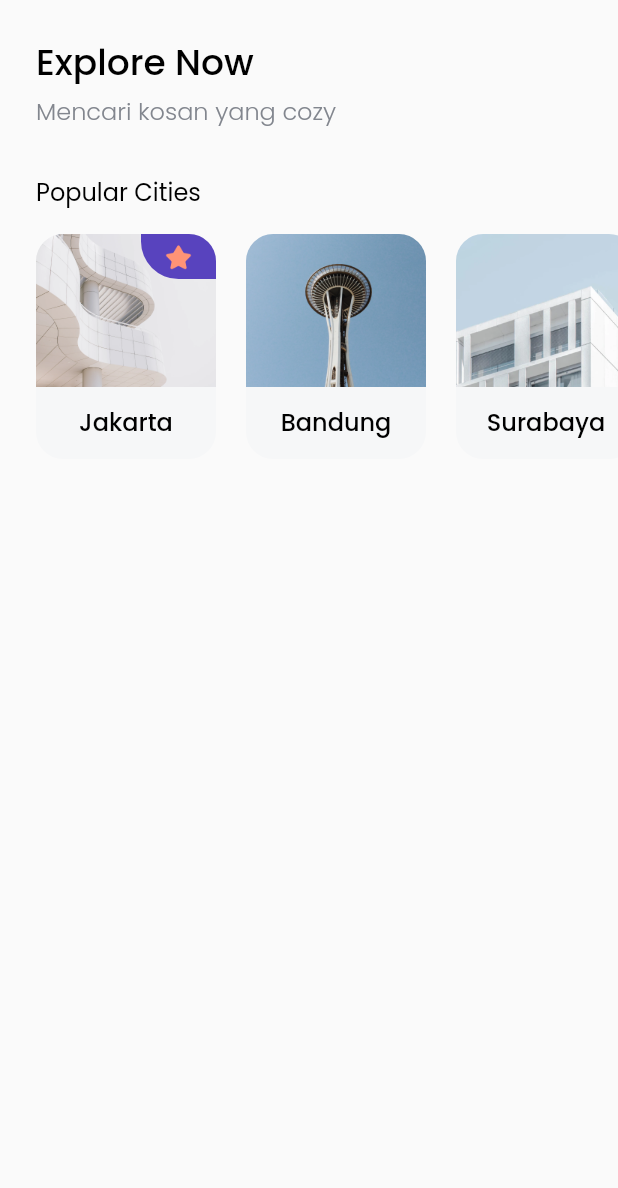
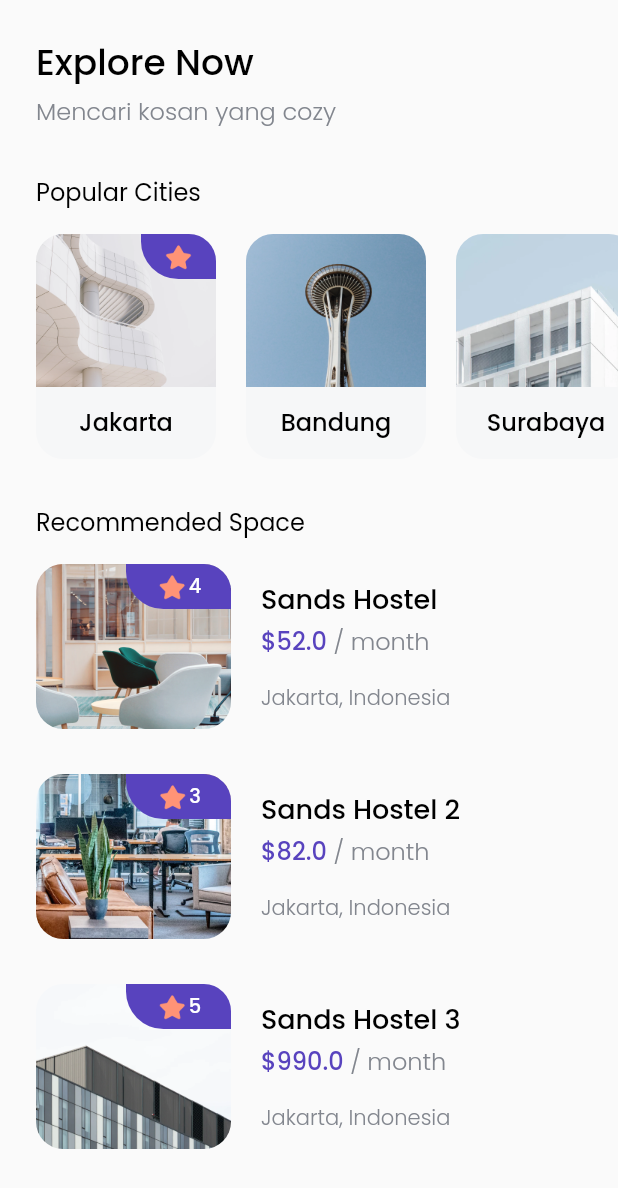
Before and after one commit to arisandi95/flutter_bwa_cozy, a Flutter app: the screen it shows after launch, after a tap on "Explore Now", on a phone screen of 412 x 824 dp. Shown: the top 1188 px of the screen. Run offline on Flutter 3.47's test engine with Material 2 defaults, Android fonts, the phone set to English and light mode, and no system bars; our stand-ins replace google_fonts.

Commit message:
tips guidance

```diff
--- /dev/null
+++ b/lib/models/space.dart
@@ -0,0 +1,19 @@
+class Space{
+  final int id;
+  final String name;
+  final String imageUrl;
+  final double price;
+  final String city;
+  final String country;
+  final int rating;
+
+  Space({
+    required this.id,
+    required this.name,
+    required this.imageUrl,
+    required this.price,
+    required this.city,
+    required this.country,
+    required this.rating
+  });
+}
--- /dev/null
+++ b/lib/models/tips.dart
@@ -0,0 +1,13 @@
+class Tips{
+  final int id;
+  final String title;
+  final String imageUrl;
+  final String updatedAt;
+
+  Tips({
+    required this.id,
+    required this.title,
+    required this.imageUrl,
+    required this.updatedAt,
+  });
+}
--- a/lib/pages/home_page.dart
+++ b/lib/pages/home_page.dart
@@ -1,7 +1,11 @@
 import 'package:flutter/material.dart';
 import 'package:flutter_bwa_cozy/models/city.dart';
+import 'package:flutter_bwa_cozy/models/space.dart';
+import 'package:flutter_bwa_cozy/models/tips.dart';
 import 'package:flutter_bwa_cozy/theme.dart';
 import 'package:flutter_bwa_cozy/widgets/city_card.dart';
+import 'package:flutter_bwa_cozy/widgets/space_card.dart';
+import 'package:flutter_bwa_cozy/widgets/tips_card.dart';
 
 class HomePage extends StatelessWidget {
   const HomePage({Key? key}) : super(key: key);
@@ -10,10 +14,12 @@
   Widget build(BuildContext context) {
     return Scaffold(
       body: SafeArea(
+          bottom: false,
           child: Padding(
             padding: EdgeInsets.symmetric(vertical: edge),
             child: ListView(
               children: [
+                // NOTE : TITLE / HEADER
                 Padding(
                   padding: EdgeInsets.only(left: edge),
                   child: Text(
@@ -38,6 +44,9 @@
                 SizedBox(
                   height: 30,
                 ),
+
+
+                // NOTE : POPULAR CITY
                 Padding(
                   padding: EdgeInsets.only(left: edge),
                   child: Text(
@@ -91,7 +100,121 @@
                       ),
                     ],
                   ),
+                ),
+                SizedBox(
+                  height: 30,
+                ),
+
+
+                // NOTE : RECOMMENDED SPACES
+                Padding(
+                  padding: EdgeInsets.only(left: edge),
+                  child: Text(
+                    'Recommended Space',
+                    style: blackRegularTextStyle.copyWith(
+                      fontSize: 16
+                    ),
+                  ),
+                ),
+                SizedBox(
+                  height: 16,
+                ),
+                Padding(
+                  padding: EdgeInsets.symmetric(horizontal: edge),
+                  child: Column(
+                    children: [
+                      SpaceCard(
+                        Space(
+                          id: 1,
+                          name : 'Sands Hostel',
+                          imageUrl: 'assets/images/space1.png',
+                          price : 52,
+                          city : 'Jakarta',
+                          country : 'Indonesia',
+                          rating : 4
+                        ),
+                      ),
+
+                      SizedBox(
+                        height: 30,
+                      ),
+
+                      SpaceCard(
+                        Space(
+                          id: 2,
+                          name : 'Sands Hostel 2',
+                          imageUrl: 'assets/images/space2.png',
+                          price : 82,
+                          city : 'Jakarta',
+                          country : 'Indonesia',
+                          rating : 3
+                        ),
+                      ),
+
+                      SizedBox(
+                        height: 30,
+                      ),
+
+                      SpaceCard(
+                        Space(
+                          id: 3,
+                          name : 'Sands Hostel 3',
+                          imageUrl: 'assets/images/space3.png',
+                          price : 990,
+                          city : 'Jakarta',
+                          country : 'Indonesia',
+                          rating : 5
+                        ),
+                      ),
+
+                    ],
+                  ),
+                ),
+                SizedBox(
+                  height: 30,
+                ),
+
+                // NOTE : TIPS AND GUIDANCE
+                Padding(
+                  padding: EdgeInsets.only(left: edge),
+                  child: Text(
+                    'Tips & Guidance',
+                    style: blackRegularTextStyle.copyWith(
+                      fontSize: 16
+                    ),
+                  ),
+                ),
+                SizedBox(
+                  height: 16,
+                ),
+                Padding(
+                  padding: EdgeInsets.symmetric(horizontal: edge),
+                  child: Column(
+                    children: [
+                      TipsCard(
+                        Tips(
+                          id: 1,
+                          title: 'City Guidelines',
+                          imageUrl: 'assets/images/tips1.png',
+                          updatedAt: '16 Oktober'
+                        ),
+                      ),
+                      SizedBox(
+                        height: 20,
+                      ),
+                      TipsCard(
+                        Tips(
+                          id: 2,
+                          title: 'City Guidelines',
+                          imageUrl: 'assets/images/tips2.png',
+                          updatedAt: '29 September'
+                        ),
+                      ),
+                    ],
+                  ),
                 )
+
+
               ],
             ),
           )
--- /dev/null
+++ b/lib/widgets/space_card.dart
@@ -0,0 +1,107 @@
+import 'package:flutter/material.dart';
+import 'package:flutter_bwa_cozy/models/space.dart';
+import 'package:flutter_bwa_cozy/theme.dart';
+
+class SpaceCard extends StatelessWidget {
+  // const SpaceCard({Key? key}) : super(key: key);
+  final Space space;
+  SpaceCard(this.space);
+
+  @override
+  Widget build(BuildContext context) {
+    return Row(
+      children: [
+        ClipRRect(
+          borderRadius: BorderRadius.circular(18),
+          child: Container(
+              width: 130,
+              height: 110,
+              child: Stack(
+                children: [
+                  Image.asset(
+                    space.imageUrl
+                  ),
+                  Align(
+                    alignment: Alignment.topRight,
+                    child: Container(
+                        width: 70,
+                        height: 30,
+                        decoration: BoxDecoration(
+                          color: purpleColor,
+                          borderRadius: BorderRadius.only(
+                            bottomLeft: Radius.circular(25)
+                          ),
+                        ),
+                        child: Row(
+                          mainAxisAlignment : MainAxisAlignment.center,
+                          crossAxisAlignment : CrossAxisAlignment.center,
+                          children: [
+                            Image.asset(
+                                'assets/images/Icon_star_solid.png',
+                                width: 22,
+                                height: 22,
+                            ),
+                            Text(
+                              '${space.rating}',
+                              style: whiteTextStyle.copyWith(
+                                fontSize: 13
+                              ),
+
+                            )
+                          ],
+                        )
+                      ),
+                  )
+                ],
+              ),
+            ),
+        ),
+
+        SizedBox(
+          width: 20,
+        ),
+
+        Column(
+          // mainAxisAlignment: MainAxisAlignment.start,
+          crossAxisAlignment: CrossAxisAlignment.start,
+          children: [
+            Text(
+              space.name,
+              style: blackTextStyle.copyWith(
+                fontSize: 18
+              ),
+            ),
+            SizedBox(
+              height: 2,
+            ),
+            Text.rich(
+              TextSpan(
+                text: '\$${space.price}',
+                style: purpleTextStyle.copyWith(
+                  fontSize: 16
+                ),
+                children: [
+                  TextSpan(
+                    text: ' / month',
+                    style: greyTextStyle.copyWith(
+                      fontSize: 16
+                    ),
+                  )
+                ]
+              )
+            ),
+            SizedBox(
+              height: 16,
+            ),
+            Text(
+              '${space.city}, ${space.country}',
+              style: greyTextStyle.copyWith(
+                fontSize: 14
+              ),
+            ),
+          ],
+        )
+      ],
+    );
+  }
+}
--- /dev/null
+++ b/lib/widgets/tips_card.dart
@@ -0,0 +1,50 @@
+import 'package:flutter/material.dart';
+import 'package:flutter_bwa_cozy/models/tips.dart';
+import 'package:flutter_bwa_cozy/theme.dart';
+
+class TipsCard extends StatelessWidget {
+  // const TipsCard({Key? key}) : super(key: key);
+  final Tips tips;
+  TipsCard(this.tips);
+
+  @override
+  Widget build(BuildContext context) {
+    return Row(
+      children: [
+        Image.asset(
+          tips.imageUrl,
+          width: 80,
+        ),
+        SizedBox(
+          width: 16,
+        ),
+        Column(
+          crossAxisAlignment: CrossAxisAlignment.start,
+          children: [
+            Text(
+              tips.title,
+              style: blackTextStyle.copyWith(
+                fontSize: 18
+              ),
+            ),
+            SizedBox(
+              width: 4,
+            ),
+            Text(
+              'Updated ${tips.updatedAt}',
+              style: greyTextStyle,
+            ),
+          ],
+        ),
+        Spacer(),
+        IconButton(
+          onPressed: (){},
+          icon: Icon(
+            Icons.chevron_right,
+            color: greyColor,
+          ),
+        ),
+      ],
+    );
+  }
+}
```
